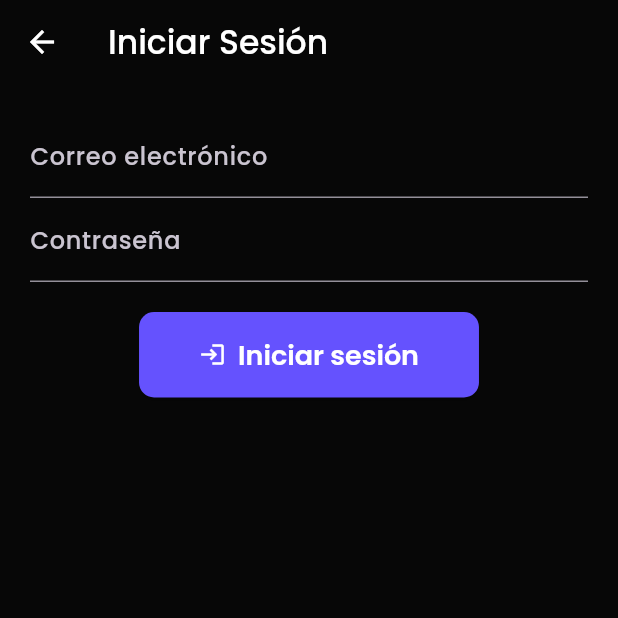
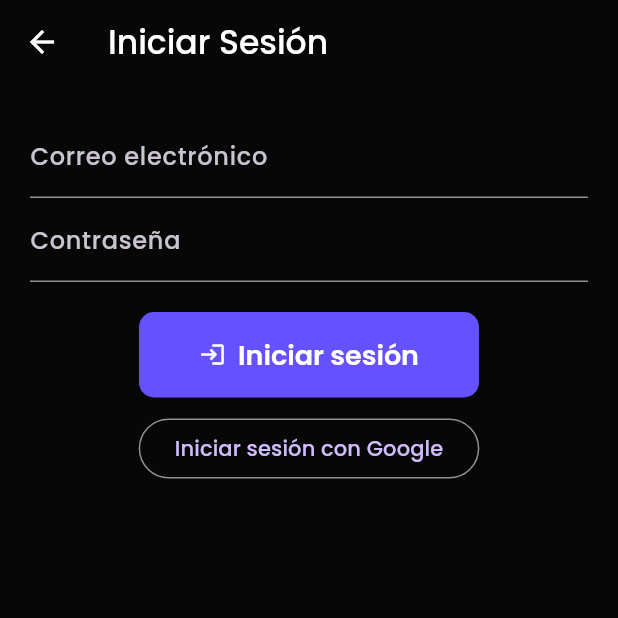
Before and after one commit to JuanFerVel/InvoiceDrive, a Flutter app: the screen it shows after launch, after a tap on "Iniciar sesión", on a phone screen of 412 x 824 dp, the top half of it. Run offline on Flutter 3.47's test engine with Material 3 defaults, Android fonts, the phone set to English and light mode, and no system bars; our stand-ins replace cloud_firestore, firebase_auth, firebase_core, firebase_storage, google_sign_in, image_picker and 1 more; missing offline and left inert: google_mlkit_barcode_scanning, mobile_scanner; accounts and stored records are empty.

Commit message:
feat: add google sign-in

```diff
--- a/lib/login_email_screen.dart
+++ b/lib/login_email_screen.dart
@@ -1,6 +1,7 @@
 import 'package:flutter/material.dart';
 import 'package:firebase_auth/firebase_auth.dart';
 import 'package:invoice_d/home_screen.dart';
+import 'services/auth_service.dart';
 
 class LoginEmailScreen extends StatefulWidget {
   const LoginEmailScreen({super.key});
@@ -14,6 +15,26 @@ class _LoginEmailScreenState extends State<LoginEmailScreen> {
   final correoController = TextEditingController();
   final passwordController = TextEditingController();
   bool _cargando = false;
+
+  Future<void> iniciarSesionConGoogle() async {
+    setState(() => _cargando = true);
+    final user = await AuthService().signInWithGoogle();
+    setState(() => _cargando = false);
+
+    if (!mounted) return;
+    if (user != null) {
+      Navigator.pushReplacement(
+        context,
+        MaterialPageRoute(builder: (_) => const HomeScreen()),
+      );
+    } else {
+      ScaffoldMessenger.of(context).showSnackBar(
+        const SnackBar(
+          content: Text('No se pudo completar el inicio con Google'),
+        ),
+      );
+    }
+  }
 
   Future<void> iniciarSesion() async {
     if (!_formKey.currentState!.validate()) return;
@@ -100,11 +121,21 @@ class _LoginEmailScreenState extends State<LoginEmailScreen> {
               const SizedBox(height: 20),
               _cargando
                   ? const CircularProgressIndicator()
-                  : ElevatedButton.icon(
-                    onPressed: iniciarSesion,
-                    icon: const Icon(Icons.login),
-                    label: const Text('Iniciar sesión'),
-                  ),
+                  : Column(
+                      children: [
+                        ElevatedButton.icon(
+                          onPressed: iniciarSesion,
+                          icon: const Icon(Icons.login),
+                          label: const Text('Iniciar sesión'),
+                        ),
+                        const SizedBox(height: 10),
+                        OutlinedButton(
+                          onPressed: iniciarSesionConGoogle,
+                          child:
+                              const Text('Iniciar sesión con Google'),
+                        ),
+                      ],
+                    ),
             ],
           ),
         ),
```
